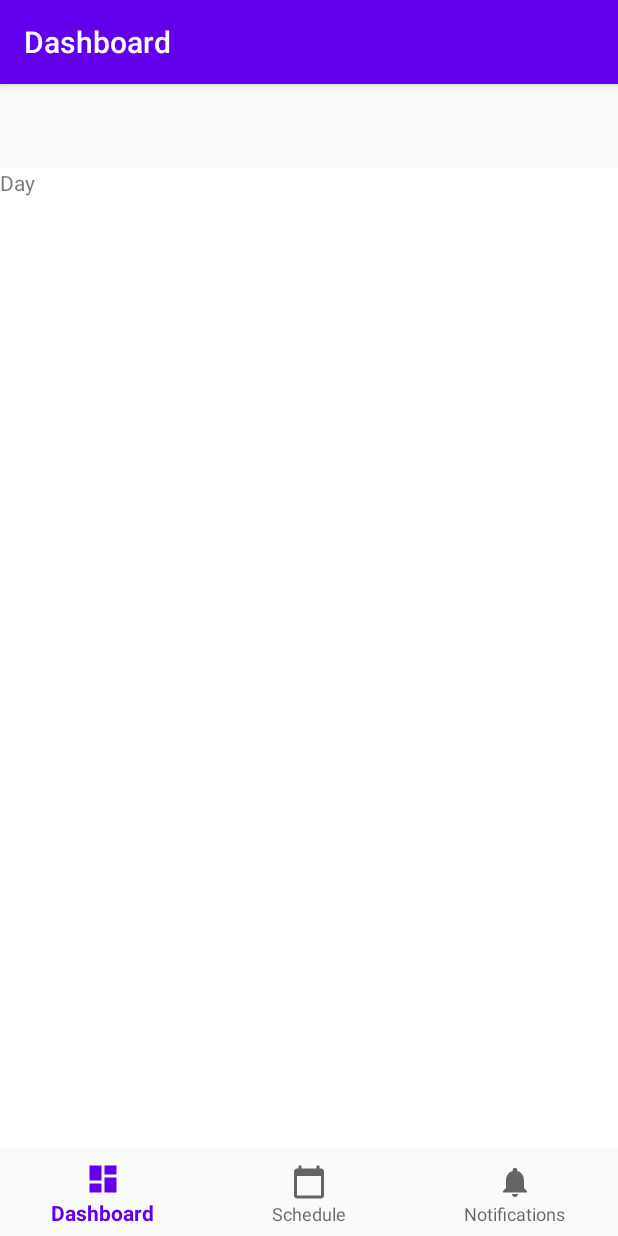
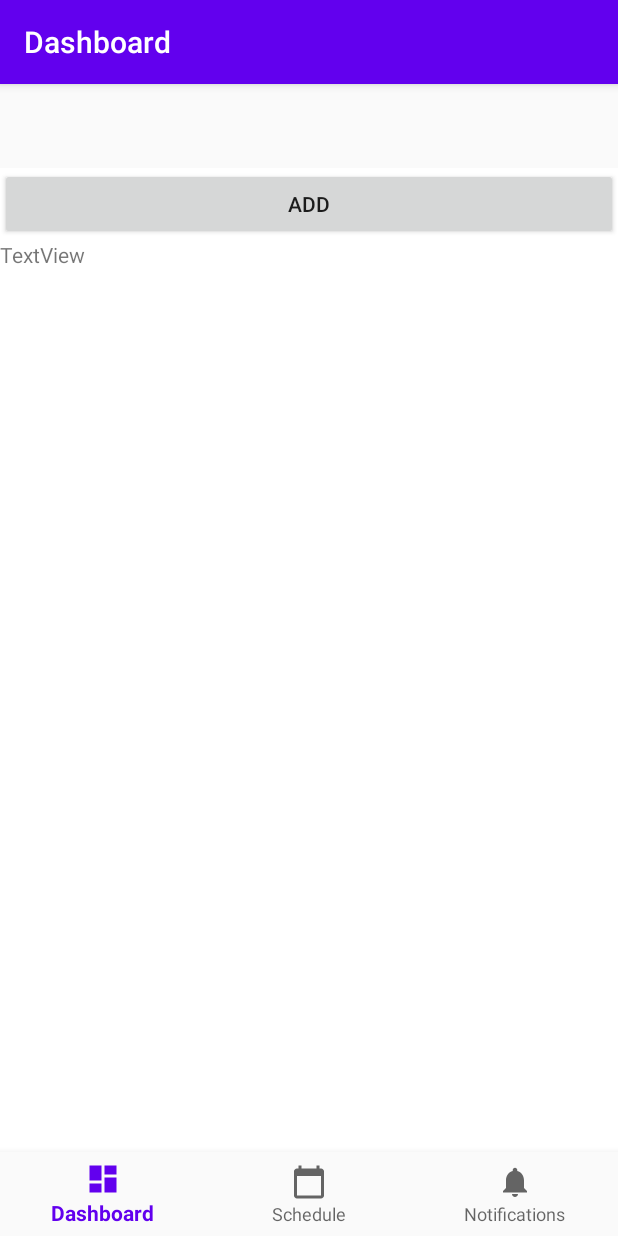
Before and after one commit to rhyzue/Motion, an Android app: the fragment DayFragment placed in its activity, on a phone screen of 412 x 824 dp. Run offline under Robolectric (Android 15) with nearby library versions, the phone set to English and light mode, and no system bars; our stand-ins replace navigation-ui.

Commit message:
temporary add task button

```diff
--- a/app/src/main/java/com/rhyzue/motion/data/AppDatabase.kt
+++ b/app/src/main/java/com/rhyzue/motion/data/AppDatabase.kt
@@ -4,8 +4,11 @@ import android.content.Context
 import androidx.room.Database
 import androidx.room.Room
 import androidx.room.RoomDatabase
+import androidx.room.TypeConverters
+import androidx.sqlite.db.SupportSQLiteDatabase
 
 @Database(entities = [Task::class], version = 1, exportSchema = false)
+@TypeConverters(Converters::class)
 abstract class AppDatabase : RoomDatabase() {
     abstract fun TaskDao(): TaskDao
 
--- a/app/src/main/java/com/rhyzue/motion/ui/schedule/day/DayFragment.kt
+++ b/app/src/main/java/com/rhyzue/motion/ui/schedule/day/DayFragment.kt
@@ -9,6 +9,7 @@ import android.view.ViewGroup
 import androidx.lifecycle.ViewModelProvider
 
 import com.rhyzue.motion.R
+import kotlinx.android.synthetic.main.day_fragment.view.*
 
 class DayFragment : Fragment() {
 
@@ -22,7 +23,9 @@ class DayFragment : Fragment() {
         inflater: LayoutInflater, container: ViewGroup?,
         savedInstanceState: Bundle?
     ): View? {
-        return inflater.inflate(R.layout.day_fragment, container, false)
+        val view = inflater.inflate(R.layout.day_fragment, container, false)
+        view.add_task_button.setOnClickListener{onAddTask()}
+        return view
     }
 
     override fun onActivityCreated(savedInstanceState: Bundle?) {
@@ -31,4 +34,8 @@ class DayFragment : Fragment() {
         // TODO: Use the ViewModel
     }
 
+    private fun onAddTask(){
+        println("Adding task")
+    }
+
 }
--- a/app/src/main/res/layout/day_fragment.xml
+++ b/app/src/main/res/layout/day_fragment.xml
@@ -6,9 +6,21 @@
     tools:context=".ui.schedule.day.DayFragment"
     android:background="#FFFFFF">
 
-    <TextView
+    <LinearLayout
         android:layout_width="match_parent"
         android:layout_height="match_parent"
-        android:text="Day" />
+        android:orientation="vertical">
 
+        <Button
+            android:id="@+id/add_task_button"
+            android:layout_width="match_parent"
+            android:layout_height="wrap_content"
+            android:text="Add" />
+
+        <TextView
+            android:id="@+id/textView4"
+            android:layout_width="match_parent"
+            android:layout_height="wrap_content"
+            android:text="TextView" />
+    </LinearLayout>
 </FrameLayout>
```
Also changed, not shown: app/src/main/java/com/rhyzue/motion/data/Converters.kt (added, +17 -0 lines), 1064 other files.
